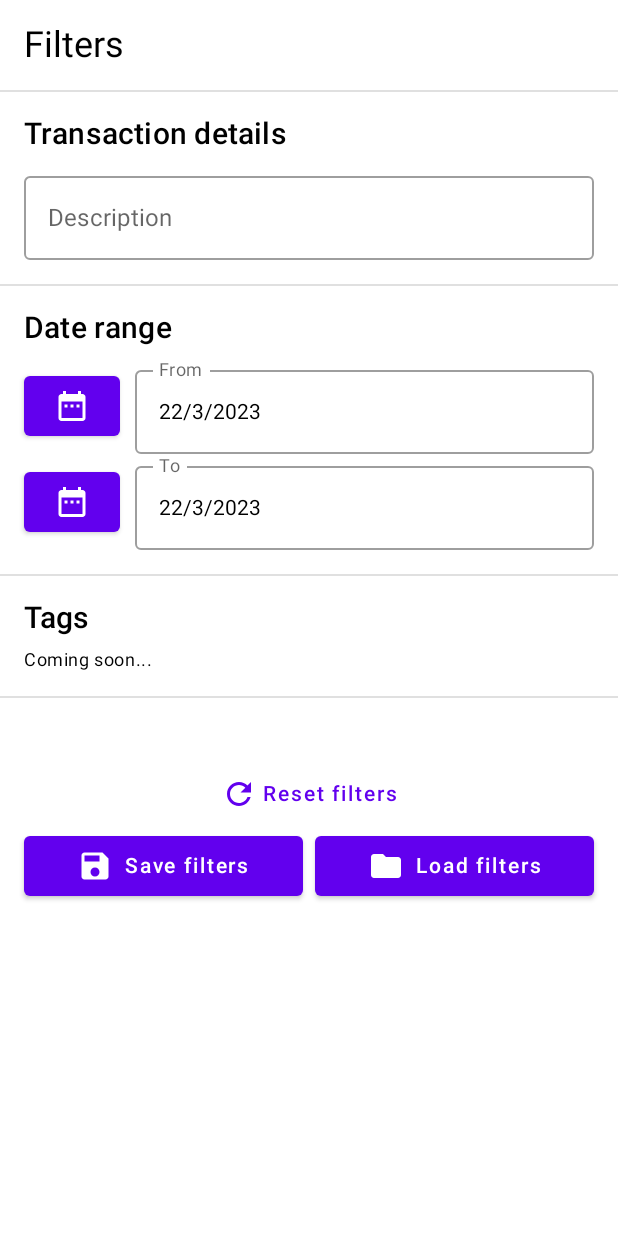
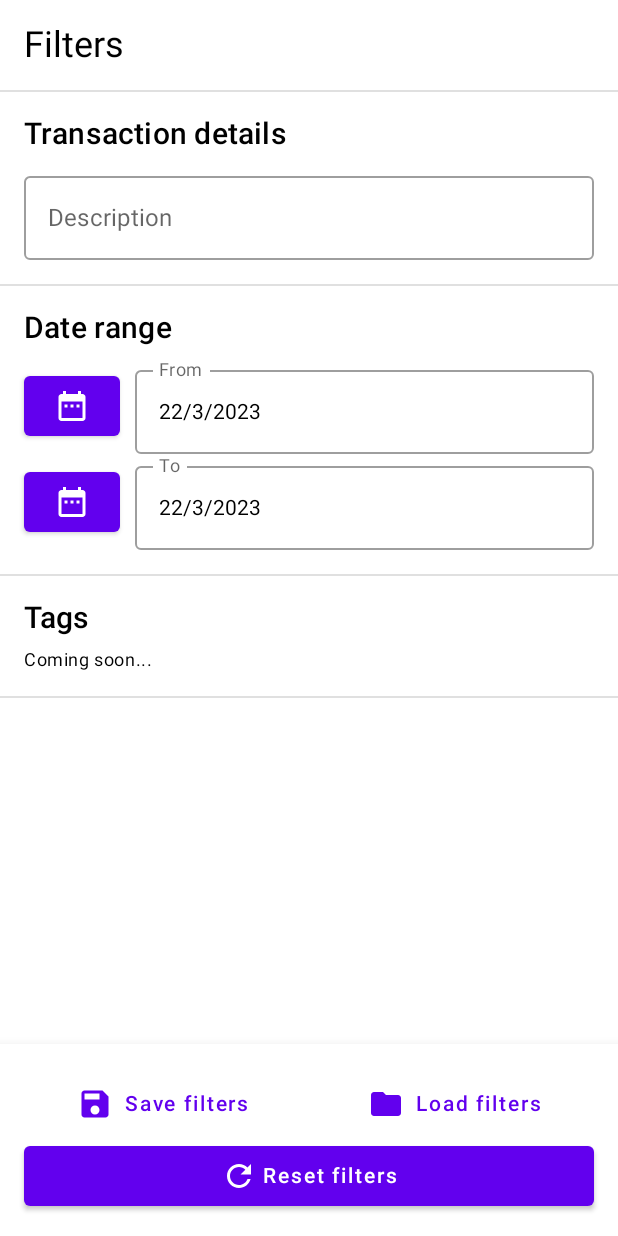
Before and after one commit to ZwenDo/Plutus, an Android app built with Jetpack Compose: the @Preview function SearchFiltersViewPreview, on a phone screen of 412 x 824 dp. Run offline under Robolectric (Android 15) with nearby library versions, the phone set to English and light mode, and no system bars.

Commit message:
Rework filter drawer

```diff
--- a/app/src/main/java/fr/uge/plutus/frontend/view/search/SearchFiltersView.kt
+++ b/app/src/main/java/fr/uge/plutus/frontend/view/search/SearchFiltersView.kt
@@ -27,9 +27,11 @@ fun SearchFiltersView(
     var fromFilter by remember { mutableStateOf("") }
     var toFilter by remember { mutableStateOf("") }
 
+    Column(Modifier.fillMaxSize()) {
         LazyColumn(
             Modifier
                 .fillMaxSize()
+                .weight(1f)
                 .scrollable(rememberScrollState(), orientation = Orientation.Vertical)
         ) {
             item {
@@ -77,33 +79,14 @@ fun SearchFiltersView(
                     Divider()
                 }
             }
-        item {
-            Spacer(modifier = Modifier.height(24.dp))
         }
-        item {
-            Column(
-                Modifier.padding(16.dp)
-            ) {
-                TextButton(
-                    modifier = Modifier.fillMaxWidth(),
-                    onClick = { onResetFilter() }
-                ) {
-                    Row(
-                        verticalAlignment = Alignment.CenterVertically,
-                        horizontalArrangement = Arrangement.spacedBy(4.dp)
-                    ) {
-                        Icon(
-                            painter = painterResource(id = R.drawable.refresh),
-                            contentDescription = null
-                        )
-                        Text(text = "Reset filters")
-                    }
-                }
+        Surface(elevation = 12.dp) {
+            Column(Modifier.padding(16.dp)) {
                 Row(
                     Modifier.fillMaxWidth(),
                     horizontalArrangement = Arrangement.spacedBy(8.dp)
                 ) {
-                    Button(
+                    TextButton(
                         modifier = Modifier.weight(1f),
                         onClick = { onSaveFilter() }
                     ) {
@@ -118,7 +101,7 @@ fun SearchFiltersView(
                             Text(text = "Save filters")
                         }
                     }
-                    Button(
+                    TextButton(
                         modifier = Modifier.weight(1f),
                         onClick = { onLoadFilter() }
                     ) {
@@ -134,9 +117,25 @@ fun SearchFiltersView(
                         }
                     }
                 }
+                Button(
+                    modifier = Modifier.fillMaxWidth(),
+                    onClick = { onResetFilter() }
+                ) {
+                    Row(
+                        verticalAlignment = Alignment.CenterVertically,
+                        horizontalArrangement = Arrangement.spacedBy(4.dp)
+                    ) {
+                        Icon(
+                            painter = painterResource(id = R.drawable.refresh),
+                            contentDescription = null
+                        )
+                        Text(text = "Reset filters")
                     }
                 }
             }
+        }
+    }
+
 }
 
 @Preview(showBackground = true)
```
Lines whose indentation alone changed are shown as unchanged.
